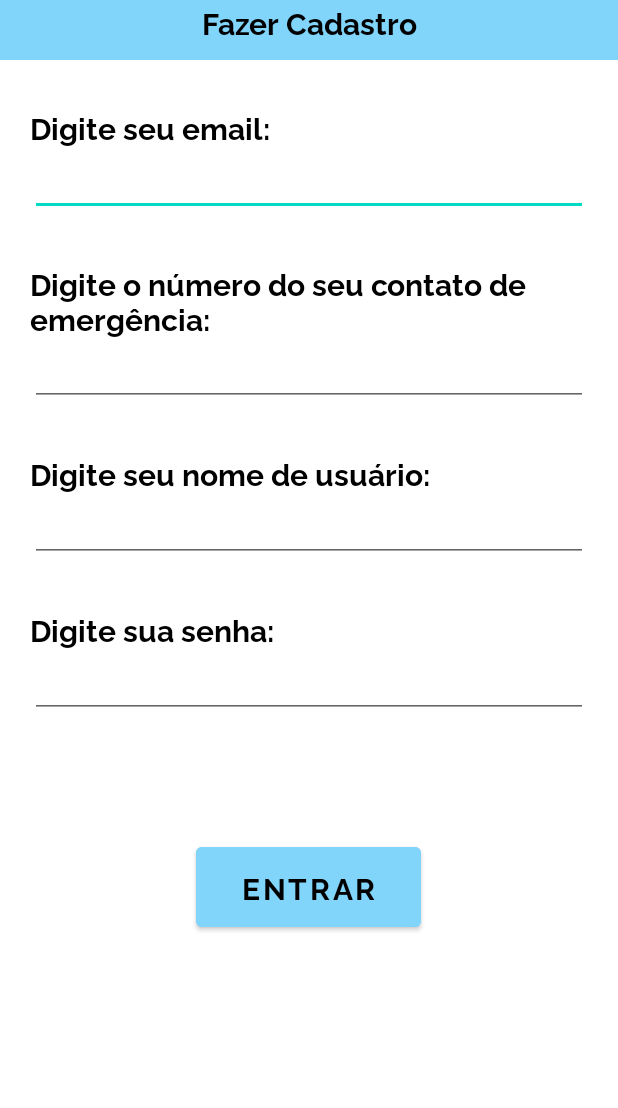
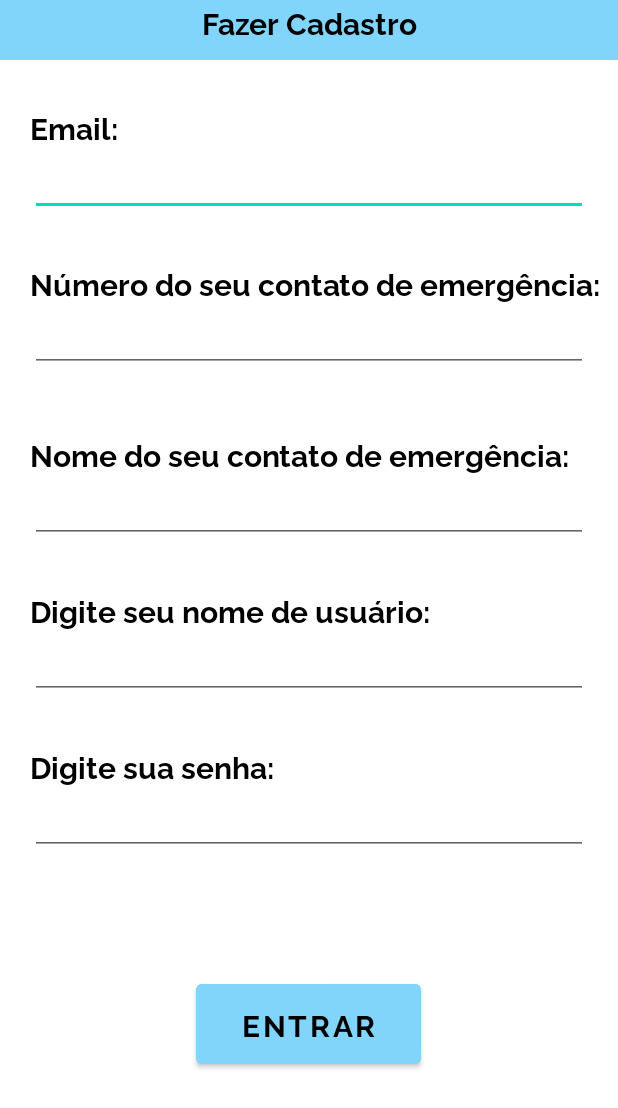
Before and after one commit to keikoligia/daily-therapy, an Android app: the Cadastro screen opened directly, with no data from a screen before it, after a tap on "ENTRAR", on a phone screen of 412 x 824 dp. Shown: the top 1108 px of the screen. Run offline under Robolectric (Android 15) with nearby library versions, the phone set to English and light mode, and no system bars; 2 statements that could not run were skipped.

Commit message:
Cadastro com nomeCttEmergencia

```diff
--- a/android/app/src/main/java/br/unicamp/dailytherapy/Cadastro.java
+++ b/android/app/src/main/java/br/unicamp/dailytherapy/Cadastro.java
@@ -18,7 +18,7 @@ import retrofit2.Response;
 
 public class Cadastro extends AppCompatActivity {
 
-    EditText edtEmail, edtCttEmergencia, edtNomeUsuario, edtSenha;
+    EditText edtEmail, edtCttEmergencia, edtNomeCtt, edtNomeUsuario, edtSenha;
     Button btnEntrar;
 
     @Override
@@ -31,6 +31,7 @@ public class Cadastro extends AppCompatActivity {
         edtNomeUsuario   = (EditText) findViewById(R.id.edtNomeUsuario);
         edtSenha         = (EditText) findViewById(R.id.edtSenha);
         btnEntrar        = (Button) findViewById(R.id.btnEntrar);
+        edtNomeCtt       = (EditText) findViewById(R.id.edtNomeCtt);
 
         btnEntrar.setOnClickListener(new View.OnClickListener()
         {
@@ -43,13 +44,15 @@ public class Cadastro extends AppCompatActivity {
 
     private void inserirUsuario()
     {
-        try{
+        try
+        {
             String email         = edtEmail.getText().toString();
             String cttEmergencia = edtCttEmergencia.getText().toString();
+            String nomeCtt = edtNomeCtt.getText().toString();
             String nomeUsuario   = edtNomeUsuario.getText().toString();
             String senha         = edtSenha.getText().toString();
 
-            Usuario user = new Usuario(nomeUsuario, cttEmergencia, email, senha);
+            Usuario user = new Usuario(nomeUsuario, cttEmergencia, nomeCtt, email, senha);
 
             Service service = RetrofitConfig.getRetrofitInstance().create(Service.class);
             Call<Usuario> call = service.incluirUsuario(user);
--- a/android/app/src/main/java/br/unicamp/dailytherapy/Usuario.java
+++ b/android/app/src/main/java/br/unicamp/dailytherapy/Usuario.java
@@ -12,6 +12,8 @@ public class Usuario implements Serializable
     private String nome;
     @SerializedName("contato")
     private String contato;
+    @SerializedName("nomeCtt")
+    private String nomeCtt;
     @SerializedName("email")
     private String email;
     @SerializedName("senha")
@@ -22,14 +24,16 @@ public class Usuario implements Serializable
     public Usuario(Usuario modelo) throws Exception{
         this.nome = modelo.nome;
         this.contato = modelo.contato;
+        this.nomeCtt = modelo.nomeCtt;
         this.email = modelo.email;
         this.senha = modelo.senha;
     }
 
-    public Usuario(String nome, String contato, String email, String senha)
+    public Usuario(String nome, String contato, String nomeCtt, String email, String senha)
     {
         this.nome = nome;
         this.contato = contato;
+        this.nomeCtt = nomeCtt;
         this.email = email;
         this.senha = senha;
     }
--- a/android/app/src/main/res/layout/activity_cadastro.xml
+++ b/android/app/src/main/res/layout/activity_cadastro.xml
@@ -27,7 +27,7 @@
         android:layout_marginLeft="20dp"
         android:layout_marginTop="30dp"
         android:fontFamily="@font/ralewaybold"
-        android:text="Digite seu email:"
+        android:text="Email:"
         android:textColor="@color/black"
         android:textSize="20dp" />
 
@@ -44,12 +44,29 @@
         android:layout_marginLeft="20dp"
         android:layout_marginTop="30dp"
         android:fontFamily="@font/ralewaybold"
-        android:text="Digite o número do seu contato de emergência:"
+        android:text="Número do seu contato de emergência:"
         android:textColor="@color/black"
         android:textSize="20dp" />
 
     <EditText
         android:id="@+id/edtCttEmergencia"
+        android:layout_marginLeft="20dp"
+        android:layout_marginRight="20dp"
+        android:layout_width="match_parent"
+        android:layout_height="wrap_content" />
+
+    <TextView
+        android:layout_width="match_parent"
+        android:layout_height="wrap_content"
+        android:layout_marginLeft="20dp"
+        android:layout_marginTop="40dp"
+        android:fontFamily="@font/ralewaybold"
+        android:text="Nome do seu contato de emergência:"
+        android:textColor="@color/black"
+        android:textSize="20dp" />
+
+    <EditText
+        android:id="@+id/edtNomeCtt"
         android:layout_marginLeft="20dp"
         android:layout_marginRight="20dp"
         android:layout_width="match_parent"
```
Also changed, not shown: 1 other file.
